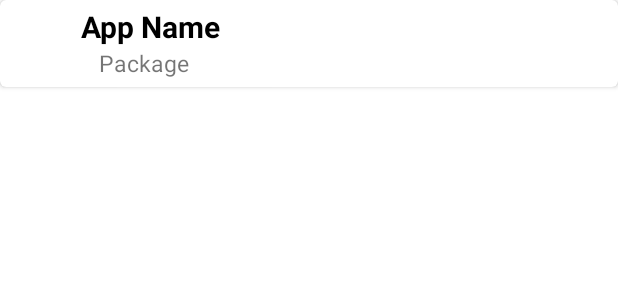
After one commit to Dharani-Kumar-Reddy/SRM-Hackathon-Remove-Chinese-Apps, an Android app: the layout app_layout.xml on its own in the app's theme, with its tools: preview values and no code run, on a phone screen of 412 x 824 dp. The commit adds this screen. Shown: the top 300 px of the screen. Run offline under Robolectric (Android 15) with nearby library versions, the phone set to English and light mode, and no system bars.

Commit message:
commiting to ameer branch

```diff
--- a/app/build.gradle
+++ b/app/build.gradle
@@ -35,5 +35,11 @@ dependencies {
     //Firebase setup
     implementation 'com.google.firebase:firebase-analytics:17.2.2'
     implementation 'com.google.firebase:firebase-database:19.3.1'
+    implementation 'com.firebaseui:firebase-ui-database:6.2.1'
+    implementation 'com.google.firebase:firebase-storage:19.1.1'
+    //Picasso
+    implementation 'com.squareup.picasso:picasso:2.71828'
+
+    implementation 'com.android.support:recyclerview-v7:29.0.0'
 
 }
--- a/app/src/main/java/com/example/removechineseapps/App.java
+++ b/app/src/main/java/com/example/removechineseapps/App.java
@@ -37,4 +37,5 @@ public class App {
     public String getApp_package() {
         return app_package;
     }
+
 }
--- /dev/null
+++ b/app/src/main/res/layout/app_layout.xml
@@ -0,0 +1,44 @@
+<?xml version="1.0" encoding="utf-8"?>
+<androidx.cardview.widget.CardView xmlns:android="http://schemas.android.com/apk/res/android"
+    android:layout_width="match_parent"
+    android:layout_height="wrap_content"
+    app:cardCornerRadius="4dp"
+    xmlns:app="http://schemas.android.com/apk/res-auto"
+    >
+    <RelativeLayout
+        android:layout_width="match_parent"
+        android:layout_height="match_parent"
+        android:layout_margin="4dp"
+
+        >
+        <ImageView
+            android:id="@+id/app_logo"
+            android:layout_width="50dp"
+            android:layout_height="50dp"
+            />
+        <TextView
+            android:id="@+id/app_name"
+            android:layout_width="wrap_content"
+            android:layout_height="wrap_content"
+            android:text="App Name"
+            android:textStyle="bold"
+            android:textSize="20dp"
+            android:layout_toEndOf="@+id/app_logo"
+            android:layout_alignParentTop="true"
+            android:textColor="@android:color/black"
+             />
+
+        <TextView
+            android:id="@+id/app_package"
+            android:layout_width="wrap_content"
+            android:layout_height="wrap_content"
+            android:layout_below="@+id/app_name"
+            android:text=" Package"
+            android:textSize="15dp"
+            android:layout_toEndOf="@+id/app_logo"
+            android:layout_marginStart="8dp"
+             />
+
+
+    </RelativeLayout>
+</androidx.cardview.widget.CardView>
```
Also changed, not shown: app/src/main/java/com/example/removechineseapps/Adapter/AppAdapter.java (added, +73 -0 lines), app/src/main/java/com/example/removechineseapps/Adapter/appAdapter1.java (added, +57 -0 lines), app/src/main/java/com/example/removechineseapps/Interface/ItemClickListner.java (added, +7 -0 lines), app/src/main/java/com/example/removechineseapps/MainActivity.java (+90 -14 lines), app/src/main/java/com/example/removechineseapps/ViewHolder/AppViewHolder.java (added, +39 -0 lines), app/src/main/res/layout/activity_main.xml (+8 -8 lines).
